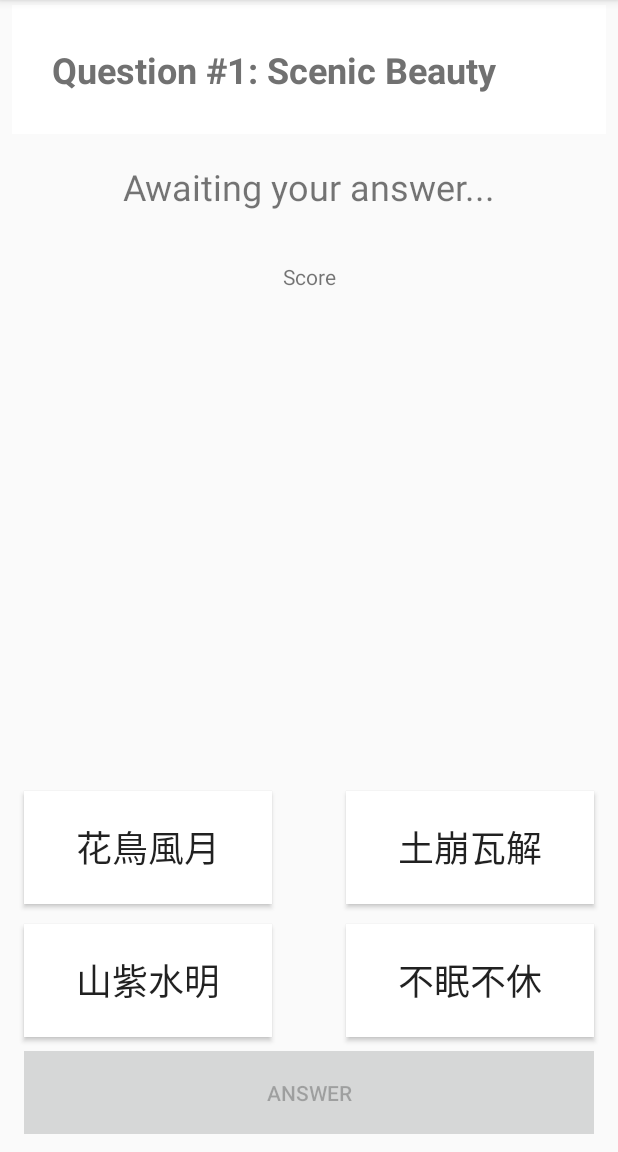
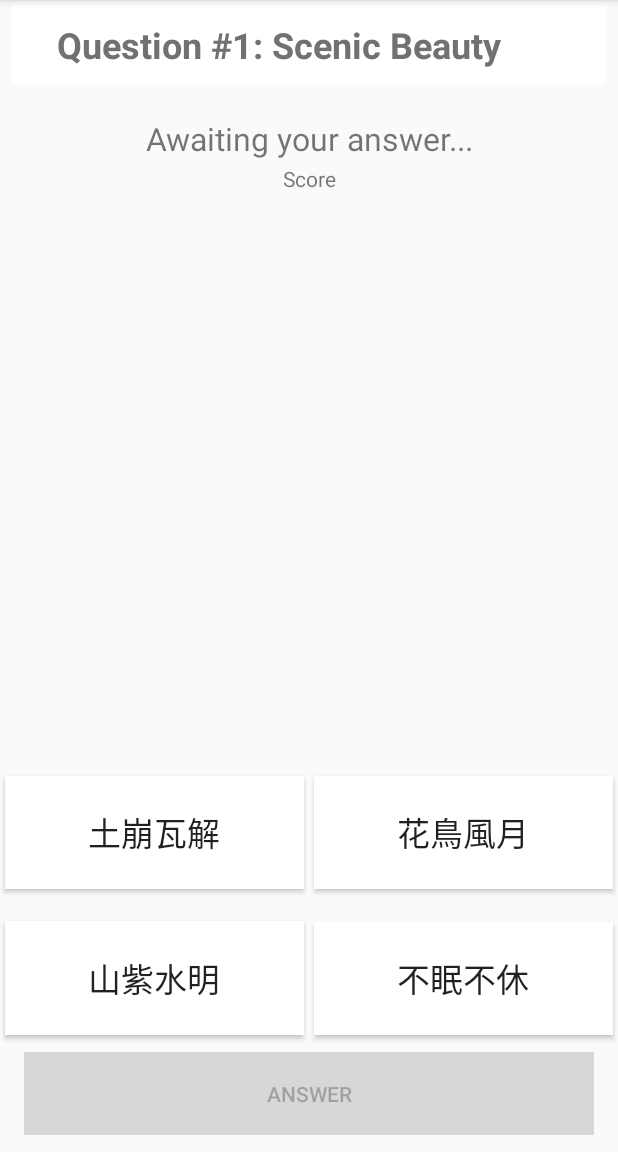
Before and after one commit to mosesweb/JapaneseWordsSimpleQuiz, an Android app: the wordTestActivity screen opened directly, with no data from a screen before it, on a phone screen of 412 x 824 dp, the part 84-1236 px from its top. Run offline under Robolectric (Android 15) with nearby library versions, the phone set to English and light mode, and no system bars.

Commit message:
responsive buttons

```diff
--- a/app/build.gradle
+++ b/app/build.gradle
@@ -8,7 +8,7 @@ android {
         minSdkVersion 15
         targetSdkVersion 24
         versionCode 1
-        versionName "1.0"
+        versionName "1.1"
         testInstrumentationRunner "android.support.test.runner.AndroidJUnitRunner"
     }
     buildTypes {
--- a/app/src/main/res/layout/activity_word_test.xml
+++ b/app/src/main/res/layout/activity_word_test.xml
@@ -22,7 +22,10 @@
         android:ellipsize="none"
         android:ems="10"
         android:maxLines="100"
-        android:padding="40px"
+        android:paddingTop="10sp"
+        android:paddingLeft="30sp"
+        android:paddingRight="30sp"
+        android:paddingBottom="10sp"
         android:scrollHorizontally="false"
         android:text="Question"
         android:textColor="#717171"
@@ -37,72 +40,78 @@
 
     <Button
         android:id="@+id/ansr_btn3"
-        android:layout_width="165dp"
+        android:layout_width="0dp"
+        android:layout_height="75dp"
+        android:layout_marginBottom="21dp"
+        android:background="@color/whiteDef"
+        android:onClick="onClick"
+        android:text="Button"
+        android:textSize="22sp"
+        app:layout_constraintBottom_toTopOf="@+id/ansr_btn4"
+        app:layout_constraintLeft_toLeftOf="parent"
+        app:layout_constraintRight_toLeftOf="@+id/ansr_btn1"
+        android:layout_marginRight="3dp"
+        android:layout_marginLeft="3dp"
+        android:layout_marginStart="3dp"
+        android:layout_marginEnd="3dp" />
+
+    <Button
+        android:id="@+id/ansr_btn2"
+        android:layout_width="0dp"
         android:layout_height="75dp"
         android:background="@color/whiteDef"
         android:onClick="onClick"
         android:text="Button"
-        android:textSize="24sp"
-        android:layout_marginRight="16dp"
+        android:textSize="22sp"
+        app:layout_constraintBottom_toTopOf="@+id/next_button"
+        app:layout_constraintLeft_toRightOf="@+id/ansr_btn4"
         app:layout_constraintRight_toRightOf="parent"
         tools:layout_constraintBottom_creator="1"
-        app:layout_constraintBottom_toTopOf="@+id/ansr_btn2"
-        android:layout_marginEnd="16dp"
-        android:layout_marginBottom="13dp" />
+        android:layout_marginLeft="3dp"
+        android:layout_marginRight="3dp"
+        android:layout_marginStart="3dp"
+        android:layout_marginEnd="3dp"
+        android:layout_marginBottom="11dp" />
 
     <Button
-        android:id="@+id/ansr_btn2"
-        android:layout_width="165dp"
-        android:layout_height="75dp"
-        android:layout_marginBottom="9dp"
-        android:layout_marginEnd="16dp"
-        android:layout_marginRight="16dp"
+        android:id="@+id/ansr_btn4"
+        android:layout_width="0dp"
+        android:layout_height="76dp"
         android:background="@color/whiteDef"
         android:onClick="onClick"
         android:text="Button"
-        android:textSize="24sp"
-        app:layout_constraintBottom_toTopOf="@+id/next_button"
-        app:layout_constraintRight_toRightOf="parent"
-        tools:layout_constraintBottom_creator="1"
-        />
+        android:textSize="22sp"
+        app:layout_constraintLeft_toLeftOf="parent"
+        app:layout_constraintRight_toLeftOf="@+id/ansr_btn2"
+        app:layout_constraintBaseline_toBaselineOf="@+id/ansr_btn2"
+        tools:layout_constraintBaseline_creator="1"
+        android:layout_marginRight="3dp"
+        android:layout_marginLeft="3dp"
+        android:layout_marginStart="3dp"
+        android:layout_marginEnd="3dp" />
 
     <Button
-        android:id="@+id/ansr_btn4"
-        android:layout_width="165dp"
+        android:id="@+id/ansr_btn1"
+        android:layout_width="0dp"
         android:layout_height="75dp"
-        android:layout_marginLeft="16dp"
-        android:layout_marginStart="16dp"
+        android:layout_marginBottom="22dp"
         android:background="@color/whiteDef"
         android:onClick="onClick"
         android:text="Button"
-        android:textSize="24sp"
-        app:layout_constraintBottom_toBottomOf="@+id/ansr_btn2"
-        app:layout_constraintLeft_toLeftOf="parent"
-        app:layout_constraintTop_toTopOf="@+id/ansr_btn2"
-        tools:layout_constraintBottom_creator="1"
-        tools:layout_constraintTop_creator="1"
-        app:layout_constraintVertical_bias="0.0" />
-
-    <Button
-        android:id="@+id/ansr_btn1"
-        android:layout_width="165dp"
-        android:layout_height="75dp"
-        android:layout_marginLeft="16dp"
-        android:background="@color/whiteDef"
-        android:onClick="onClick"
-        android:text="Button"
-        android:textSize="24sp"
-        app:layout_constraintLeft_toLeftOf="parent"
-        tools:layout_constraintBottom_creator="1"
-        app:layout_constraintBottom_toTopOf="@+id/ansr_btn4"
-        android:layout_marginStart="16dp"
-        android:layout_marginBottom="13dp" />
+        android:textSize="22sp"
+        app:layout_constraintBottom_toTopOf="@+id/ansr_btn2"
+        app:layout_constraintLeft_toRightOf="@+id/ansr_btn3"
+        app:layout_constraintRight_toRightOf="parent"
+        android:layout_marginLeft="3dp"
+        android:layout_marginRight="3dp"
+        android:layout_marginStart="3dp"
+        android:layout_marginEnd="3dp" />
 
     <Button
         android:id="@+id/next_button"
         android:layout_width="0dp"
         android:layout_height="55dp"
-        android:layout_marginBottom="12dp"
+        android:layout_marginBottom="11dp"
         android:background="@color/greyButton"
         android:enabled="false"
         android:onClick="nextQuestion"
@@ -116,52 +125,51 @@
         tools:layout_constraintRight_creator="1"
         tools:text="Answer"
         android:layout_marginLeft="16dp"
-        android:layout_marginRight="16dp" />
+        android:layout_marginRight="16dp"
+        android:layout_marginStart="16dp"
+        android:layout_marginEnd="16dp" />
 
     <TextView
         android:id="@+id/result_text"
         android:layout_width="0dp"
-        android:layout_height="70dp"
+        android:layout_height="wrap_content"
+        android:layout_marginEnd="8dp"
+        android:layout_marginLeft="8dp"
+        android:layout_marginRight="8dp"
+        android:layout_marginStart="8dp"
         android:gravity="center"
-        android:padding="20px"
+        android:padding="22sp"
         android:text="Awaiting your answer..."
         android:textAlignment="center"
-        android:textSize="24sp"
+        android:textSize="21sp"
+        app:layout_constraintHorizontal_bias="0.0"
         app:layout_constraintLeft_toLeftOf="parent"
         app:layout_constraintRight_toRightOf="parent"
-        tools:layout_constraintTop_creator="1"
-        tools:layout_constraintRight_creator="1"
-        android:layout_marginStart="8dp"
-        android:layout_marginEnd="8dp"
-        android:layout_marginTop="0dp"
         app:layout_constraintTop_toBottomOf="@+id/question_tw"
         tools:layout_constraintLeft_creator="1"
-        android:layout_marginLeft="8dp"
-        android:layout_marginRight="8dp"
-        app:layout_constraintHorizontal_bias="0.0"
-        />
+        tools:layout_constraintRight_creator="1"
+        tools:layout_constraintTop_creator="1" />
 
     <TextView
         android:id="@+id/description_textview"
         android:layout_width="0dp"
         android:layout_height="wrap_content"
-        android:layout_marginBottom="8dp"
         android:maxLines="4"
-        android:padding="20px"
+
         android:scrollbars="vertical"
-        android:textSize="24sp"
-        app:layout_constraintBottom_toTopOf="@+id/ansr_btn1"
-        app:layout_constraintHorizontal_bias="0.0"
+        android:textSize="15sp"
+        tools:text="text here"
         app:layout_constraintLeft_toLeftOf="parent"
         app:layout_constraintRight_toRightOf="parent"
+        android:layout_marginBottom="37dp"
+        app:layout_constraintBottom_toTopOf="@+id/ansr_btn3"
+        android:layout_marginTop="37dp"
+        app:layout_constraintTop_toBottomOf="@+id/howmanycorrect"
+        app:layout_constraintHorizontal_bias="0.0"
+        tools:layout_constraintTop_creator="1"
+        tools:layout_constraintRight_creator="1"
         tools:layout_constraintBottom_creator="1"
-        tools:layout_constraintLeft_creator="1"
-        tools:layout_constraintRight_creator="1"
-        tools:layout_constraintTop_creator="1"
-        tools:text="text here"
-        android:layout_marginTop="8dp"
-        app:layout_constraintTop_toBottomOf="@+id/howmanycorrect"
-        app:layout_constraintVertical_bias="0.272" />
+        tools:layout_constraintLeft_creator="1" />
 
     <TextView
         android:id="@+id/howmanycorrect"
@@ -171,11 +179,9 @@
         android:textAlignment="center"
         app:layout_constraintLeft_toLeftOf="parent"
         app:layout_constraintRight_toRightOf="parent"
-        tools:layout_constraintTop_creator="1"
         tools:layout_constraintRight_creator="1"
-        android:layout_marginTop="15dp"
-        app:layout_constraintTop_toBottomOf="@+id/result_text"
-        tools:layout_constraintLeft_creator="1"
-        app:layout_constraintHorizontal_bias="0.0" />
+        tools:layout_constraintBottom_creator="1"
+        app:layout_constraintBottom_toBottomOf="@+id/result_text"
+        tools:layout_constraintLeft_creator="1" />
 
 </android.support.constraint.ConstraintLayout>
```
